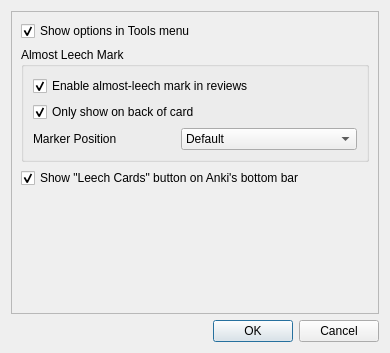
Old version of the form res/ui/options_dialog.ui in the repository iamjustkoi/LeechToolkit.
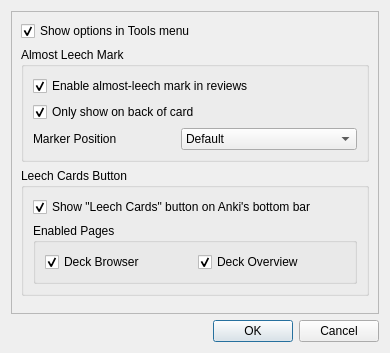
New version of the form.

Commit message: Added page filtering options

What changed in the file:
```diff
--- a/res/ui/options_dialog.ui
+++ b/res/ui/options_dialog.ui
@@ -28,7 +28,7 @@
         <x>0</x>
         <y>0</y>
         <width>370</width>
-        <height>165</height>
+        <height>238</height>
        </rect>
       </property>
       <property name="sizePolicy">
@@ -114,6 +114,12 @@
         </widget>
        </item>
        <item>
+        <widget class="QGroupBox" name="groupBox">
+         <property name="title">
+          <string>Leech Cards Button</string>
+         </property>
+         <layout class="QVBoxLayout" name="verticalLayout">
+          <item>
         <widget class="QCheckBox" name="browseButtonCheckbox">
          <property name="toolTip">
           <string>Enables a button on the bottom bar to quickly view all leech cards for all on-screen decks.</string>
@@ -124,6 +130,38 @@
          <property name="checked">
           <bool>true</bool>
          </property>
+           </widget>
+          </item>
+          <item>
+           <widget class="QGroupBox" name="leechButtonPagesGroup">
+            <property name="title">
+             <string>Enabled Pages</string>
+            </property>
+            <layout class="QHBoxLayout" name="leechButtonPagesLayout">
+             <item>
+              <widget class="QCheckBox" name="browseButtonBrowserCheckbox">
+               <property name="text">
+                <string>Deck Browser</string>
+               </property>
+               <property name="checked">
+                <bool>true</bool>
+               </property>
+              </widget>
+             </item>
+             <item>
+              <widget class="QCheckBox" name="browseButtonOverviewCheckbox">
+               <property name="text">
+                <string>Deck Overview</string>
+               </property>
+               <property name="checked">
+                <bool>true</bool>
+               </property>
+              </widget>
+             </item>
+            </layout>
+           </widget>
+          </item>
+         </layout>
         </widget>
        </item>
       </layout>
```
Lines whose indentation alone changed are shown as unchanged. The commit also changes 2 other files.
